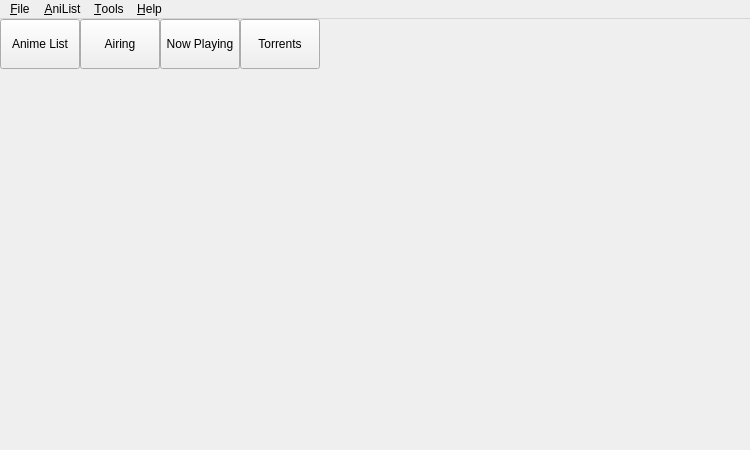
Qt form ui/main_window.ui (Nikey646/Shinjiru) before a commit.
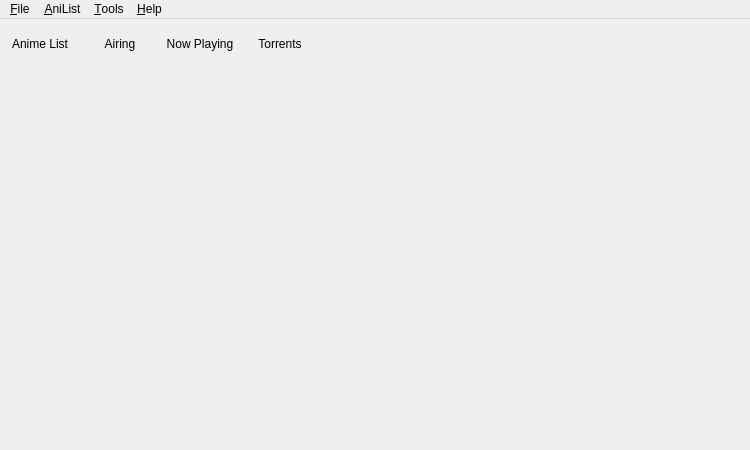
The same form after that commit.

```diff
--- a/ui/main_window.ui
+++ b/ui/main_window.ui
@@ -38,6 +38,9 @@
         <height>50</height>
        </size>
       </property>
+      <property name="autoFillBackground">
+       <bool>true</bool>
+      </property>
       <property name="lineWidth">
        <number>0</number>
       </property>
@@ -68,6 +71,9 @@
          <property name="text">
           <string>Anime List</string>
          </property>
+         <property name="flat">
+          <bool>true</bool>
+         </property>
         </widget>
        </item>
        <item>
@@ -81,6 +87,9 @@
          <property name="text">
           <string>Airing</string>
          </property>
+         <property name="flat">
+          <bool>true</bool>
+         </property>
         </widget>
        </item>
        <item>
@@ -94,6 +103,9 @@
          <property name="text">
           <string>Now Playing</string>
          </property>
+         <property name="flat">
+          <bool>true</bool>
+         </property>
         </widget>
        </item>
        <item>
@@ -107,6 +119,9 @@
          <property name="text">
           <string>Torrents</string>
          </property>
+         <property name="flat">
+          <bool>true</bool>
+         </property>
         </widget>
        </item>
        <item>
```
